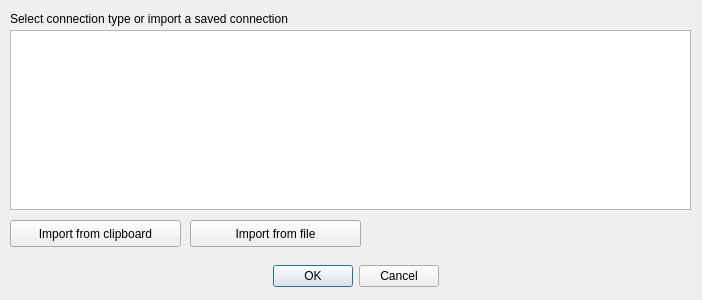
Old version of the form src/cdlgnewconnection.ui in the repository grodansparadis/vscp-works-qt.
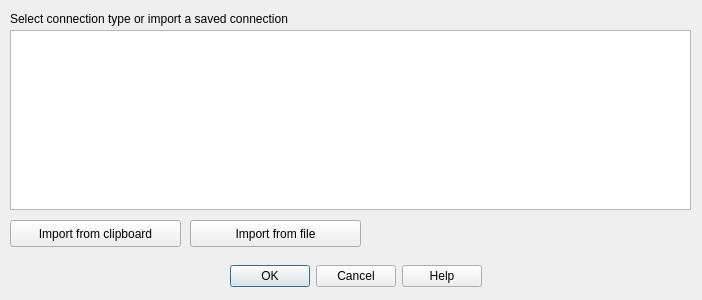
New version of the form.

Commit message: Add help to every dialog and fix broken help links

```diff
--- a/src/cdlgnewconnection.ui
+++ b/src/cdlgnewconnection.ui
@@ -26,7 +26,7 @@
     <enum>Qt::Horizontal</enum>
    </property>
    <property name="standardButtons">
-    <set>QDialogButtonBox::Cancel|QDialogButtonBox::Ok</set>
+    <set>QDialogButtonBox::Help|QDialogButtonBox::Cancel|QDialogButtonBox::Ok</set>
    </property>
    <property name="centerButtons">
     <bool>true</bool>
```
The commit also changes 53 other files.
